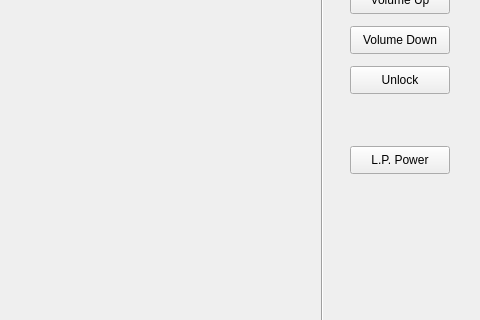
Old version of the form mainwindow.ui in the repository thewisenerd/adbkp-gui; both pictures show x 160 to 640 and y 94 to 414 of the 640 by 520 pixel window.
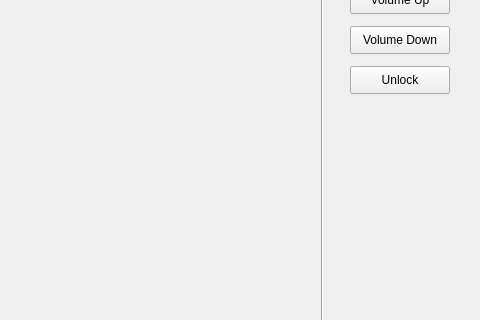
New version of the form. Icons and pictures are not drawn.

Diff of the .ui file:
```diff
--- a/mainwindow.ui
+++ b/mainwindow.ui
@@ -185,19 +185,6 @@
      <string>Unlock</string>
     </property>
    </widget>
-   <widget class="QPushButton" name="lp_pwr_btn">
-    <property name="geometry">
-     <rect>
-      <x>510</x>
-      <y>240</y>
-      <width>100</width>
-      <height>28</height>
-     </rect>
-    </property>
-    <property name="text">
-     <string>L.P. Power</string>
-    </property>
-   </widget>
    <widget class="QLabel" name="label">
     <property name="geometry">
      <rect>
```
